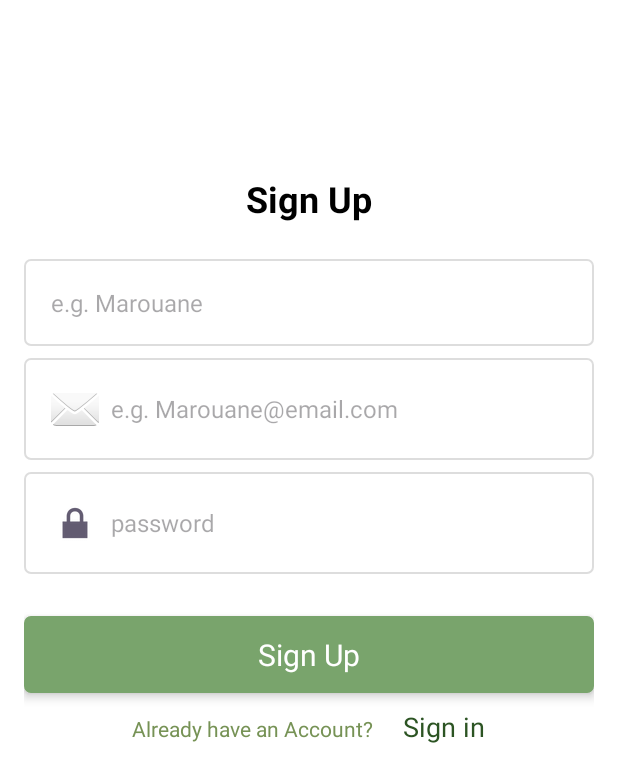
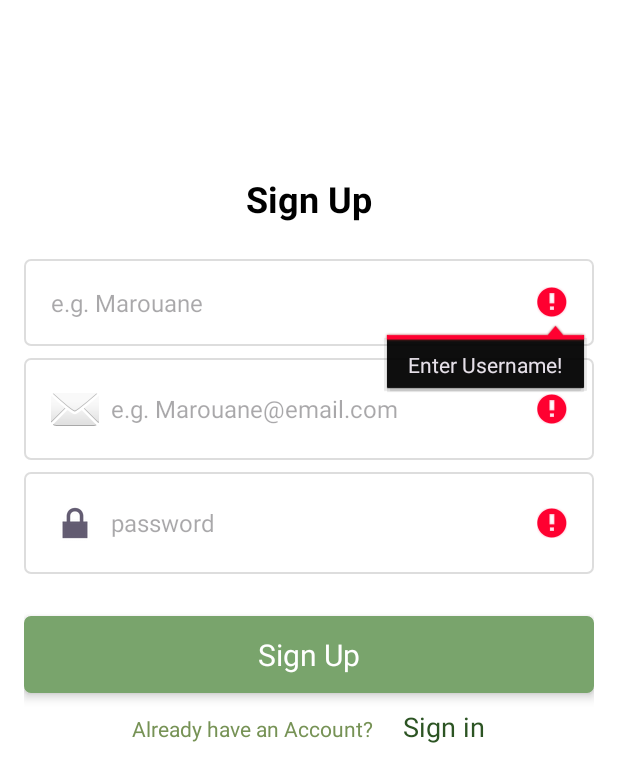
Before and after one commit to TheKassmi9/MyBudget, an Android app: the SignUpActivity screen opened directly, with no data from a screen before it, after a tap on "Sign Up", on a phone screen of 412 x 824 dp. Shown: the top 782 px of the screen. Run offline under Robolectric (Android 15) with nearby library versions, the phone set to English and light mode, and no system bars; our stand-ins replace Firebase (no records; nobody signed in at launch, a user with empty details on screens opened directly).

Commit message:
Lougout and SignUP updates

```diff
--- a/app/src/main/java/com/example/jibi/SignUpActivity.java
+++ b/app/src/main/java/com/example/jibi/SignUpActivity.java
@@ -104,6 +104,9 @@ public class SignUpActivity extends AppCompatActivity {
 
                 }
                 else {
+                    etUsername.setError("Enter Username!");
+                    etEmail.setError("Enter Email ");
+                    etPassword.setError("Enter Password");
                     Toast.makeText(SignUpActivity.this, "Cannot Sign Up with empty Fields", Toast.LENGTH_SHORT).show();
                 }
             }
--- a/app/src/main/java/com/example/jibi/TraitementLogout.java
+++ b/app/src/main/java/com/example/jibi/TraitementLogout.java
@@ -1,6 +1,8 @@
 package com.example.jibi;
 
 import android.os.Bundle;
+import android.widget.Button;
+import android.widget.EditText;
 
 import androidx.activity.EdgeToEdge;
 import androidx.appcompat.app.AppCompatActivity;
@@ -9,7 +11,6 @@ import androidx.core.view.ViewCompat;
 import androidx.core.view.WindowInsetsCompat;
 
 public class TraitementLogout extends AppCompatActivity {
-
     @Override
     protected void onCreate(Bundle savedInstanceState) {
         super.onCreate(savedInstanceState);
```
Also changed, not shown: app/src/main/java/com/example/jibi/ui/logout/LogoutFragment.java (+9 -0 lines).
